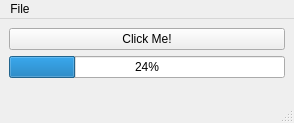
Old version of the form app_templates/qtdesigner_app/mainwindow.ui in the repository KDE/kdev-python.
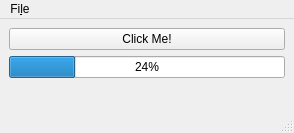
New version of the form.

```diff
--- a/app_templates/qtdesigner_app/mainwindow.ui
+++ b/app_templates/qtdesigner_app/mainwindow.ui
@@ -7,7 +7,7 @@
     <x>0</x>
     <y>0</y>
     <width>294</width>
-    <height>123</height>
+    <height>133</height>
    </rect>
   </property>
   <property name="windowTitle">
@@ -50,12 +50,12 @@
      <x>0</x>
      <y>0</y>
      <width>294</width>
-     <height>22</height>
+     <height>29</height>
     </rect>
    </property>
    <widget class="QMenu" name="menuFile">
     <property name="title">
-     <string>File</string>
+     <string>Fi&amp;le</string>
     </property>
     <addaction name="actionQuit"/>
    </widget>
```
Left out of the diff: 8 changed lines with no effect on the pictures.
